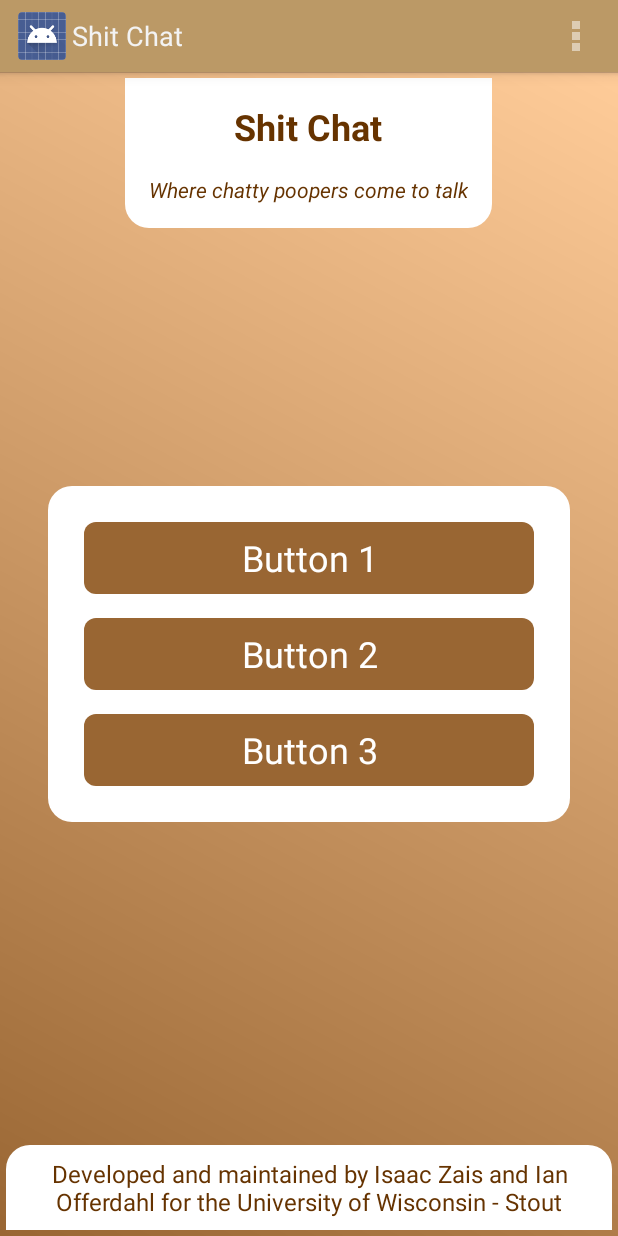
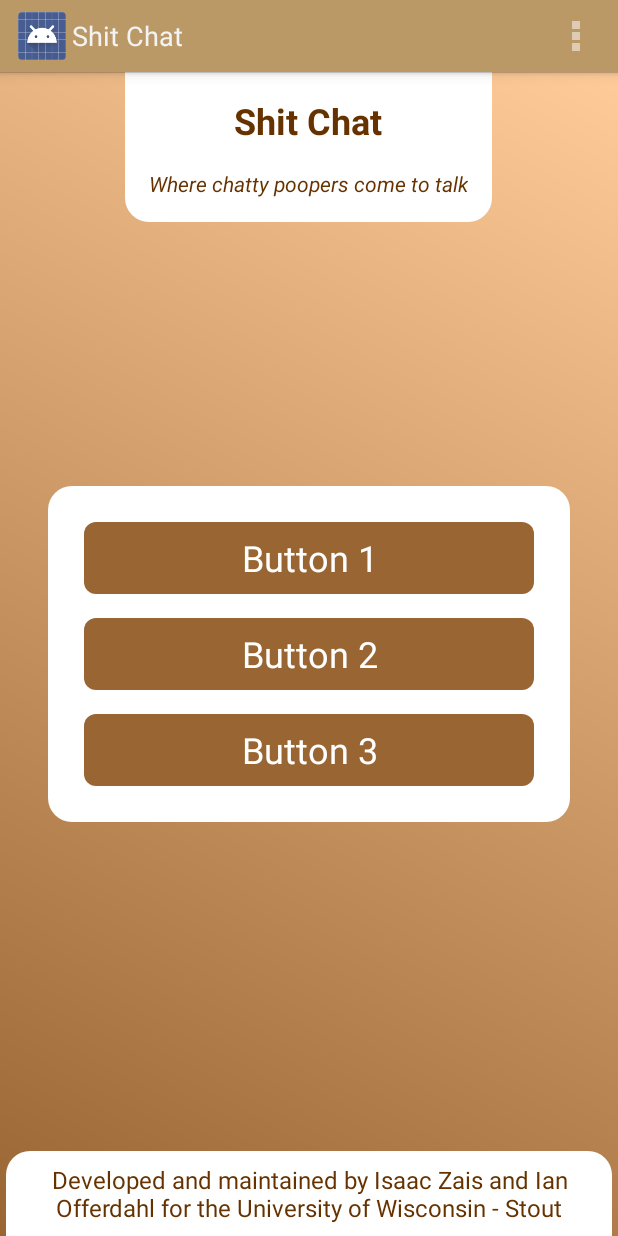
Before and after one commit to ArtificialBadger/ShitChat, an Android app: the screen it shows after launch (SplashActivity), on a phone screen of 412 x 824 dp. Run offline under Robolectric (Android 15) with nearby library versions, the phone set to English and light mode, and no system bars.

Commit message:
Margin updates, new sample conversation.
Remove a very small blank space on the splash screen and made a gross
sample conversation for UI testing purposes.

```diff
--- a/app/src/main/res/layout/activity_splash.xml
+++ b/app/src/main/res/layout/activity_splash.xml
@@ -15,7 +15,8 @@
         android:background="@drawable/rounded_corners_bottom_large"
         android:orientation="vertical"
         android:padding="8dp"
-        android:layout_margin="@dimen/header_footer_margin">
+        android:layout_marginLeft="@dimen/header_footer_margin"
+        android:layout_marginRight="@dimen/header_footer_margin">
 
         <TextView
             android:layout_width="match_parent"
@@ -85,7 +86,8 @@
     </LinearLayout>
 
     <LinearLayout
-        android:layout_margin="@dimen/header_footer_margin"
+        android:layout_marginLeft="@dimen/header_footer_margin"
+        android:layout_marginRight="@dimen/header_footer_margin"
         android:layout_width="wrap_content"
         android:layout_height="wrap_content"
         android:layout_alignParentBottom="true"
```
Also changed, not shown: app/src/main/java/com/ianofferdahl/shitchat/ChatActivity.java (+24 -23 lines).
